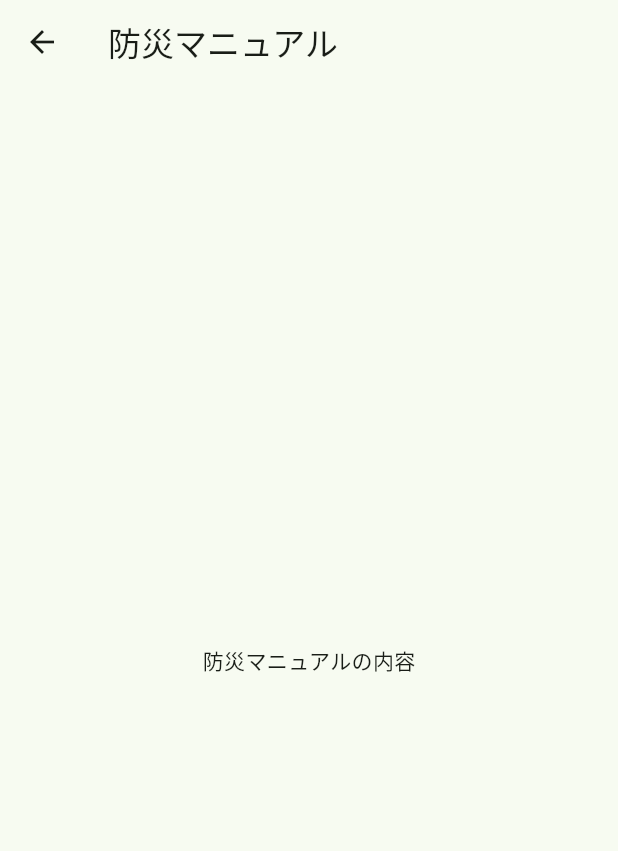
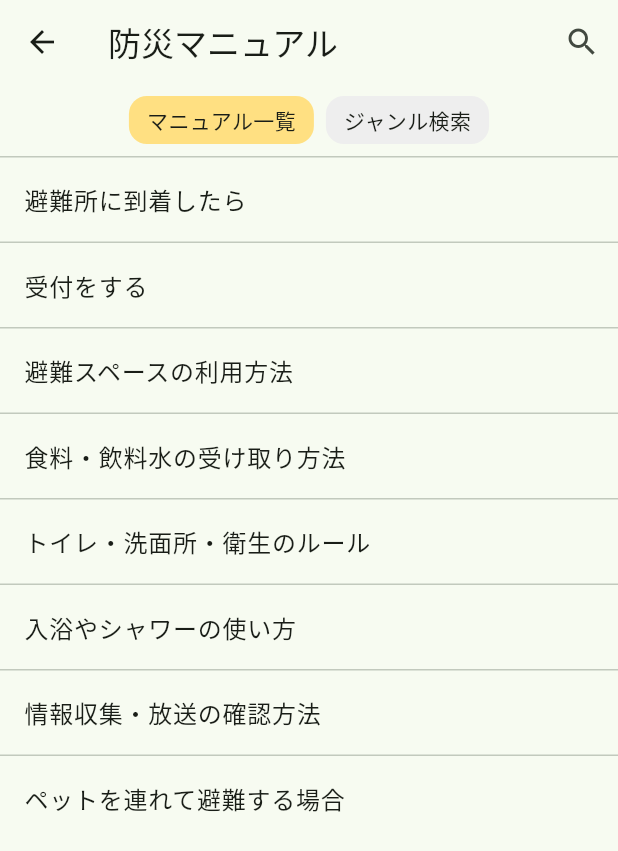
Before and after one commit to chisato410/my_web_app, a Flutter app: the ManualPage screen opened directly, on a phone screen of 412 x 824 dp. Shown: the top 851 px of the screen. Run offline on Flutter 3.47's test engine with Material 3 defaults, Android fonts, the phone set to English and light mode, and no system bars; our stand-ins replace firebase_auth, firebase_core, shared_preferences, supabase_flutter; accounts and stored records are empty.

Commit message:
自己コミット

```diff
--- a/lib/main.dart
+++ b/lib/main.dart
@@ -6,10 +6,11 @@ import 'firebase_options.dart';
 
 // ページ
 import 'pages/auth/login_page.dart';
-import 'pages/home/home_page.dart'; // ← HomePageもインポート
+import 'pages/home/home_page.dart';
 import 'pages/disaster/quiz/quiz_page.dart';
 import 'pages/disaster/bichiku/bichiku_page.dart';
 import 'pages/news/news_list_page.dart';
+import 'pages/disaster/manuals/manual_list_page.dart';
 
 Future<void> main() async {
   WidgetsFlutterBinding.ensureInitialized();
@@ -44,6 +45,7 @@ class MyApp extends StatelessWidget {
         '/quiz': (context) => const QuizPage(),
         '/bichiku': (context) => const BichikuPage(),
         '/news-list': (context) => const NewsListPage(),
+        '/manual': (context) => const ManualPage(),
       },
     );
   }
--- a/lib/pages/disaster/manuals/manual_list_page.dart
+++ b/lib/pages/disaster/manuals/manual_list_page.dart
@@ -1,13 +1,95 @@
 import 'package:flutter/material.dart';
+import 'manual_detail_page.dart';
 
 class ManualPage extends StatelessWidget {
   const ManualPage({super.key});
 
   @override
   Widget build(BuildContext context) {
+    final manuals = [
+      "避難所に到着したら",
+      "受付をする",
+      "避難スペースの利用方法",
+      "食料・飲料水の受け取り方法",
+      "トイレ・洗面所・衛生のルール",
+      "入浴やシャワーの使い方",
+      "情報収集・放送の確認方法",
+      "ペットを連れて避難する場合",
+    ];
+
     return Scaffold(
-      appBar: AppBar(title: const Text("防災マニュアル")),
-      body: const Center(child: Text("防災マニュアルの内容")),
+      appBar: AppBar(
+        title: const Text("防災マニュアル"),
+        actions: [
+          IconButton(
+            icon: const Icon(Icons.search),
+            onPressed: () {
+              // TODO: 検索画面へ遷移
+            },
+          ),
+        ],
+      ),
+      body: Column(
+        children: [
+          Padding(
+            padding: const EdgeInsets.all(8.0),
+            child: Row(
+              mainAxisAlignment: MainAxisAlignment.center,
+              children: [
+                Container(
+                  padding: const EdgeInsets.symmetric(
+                    vertical: 6,
+                    horizontal: 12,
+                  ),
+                  decoration: BoxDecoration(
+                    color: Colors.amber[200],
+                    borderRadius: BorderRadius.circular(12),
+                  ),
+                  child: const Text("マニュアル一覧"),
+                ),
+                const SizedBox(width: 8),
+                GestureDetector(
+                  onTap: () {
+                    // TODO: ジャンル切替画面へ遷移
+                  },
+                  child: Container(
+                    padding: const EdgeInsets.symmetric(
+                      vertical: 6,
+                      horizontal: 12,
+                    ),
+                    decoration: BoxDecoration(
+                      color: Colors.grey[200],
+                      borderRadius: BorderRadius.circular(12),
+                    ),
+                    child: const Text("ジャンル検索"),
+                  ),
+                ),
+              ],
+            ),
+          ),
+          const Divider(height: 1),
+          Expanded(
+            child: ListView.separated(
+              itemCount: manuals.length,
+              separatorBuilder: (_, __) => const Divider(height: 1),
+              itemBuilder: (context, index) {
+                return ListTile(
+                  title: Text(manuals[index]),
+                  onTap: () {
+                    // 🔽 ここで詳細画面へ
+                    Navigator.push(
+                      context,
+                      MaterialPageRoute(
+                        builder: (_) => ManualDetailPage(title: manuals[index]),
+                      ),
+                    );
+                  },
+                );
+              },
+            ),
+          ),
+        ],
+      ),
     );
   }
 }
--- a/lib/pages/home/home_page.dart
+++ b/lib/pages/home/home_page.dart
@@ -182,7 +182,7 @@ class _HomeContent extends StatelessWidget {
                 ),
                 FunctionCard(
                   imagePath: "assets/images/card3.png",
-                  onTap: () => Navigator.pushNamed(context, '/ranking'),
+                  onTap: () => Navigator.pushNamed(context, '/manual'),
                 ),
                 FunctionCard(
                   imagePath: "assets/images/card4.png",
```
Also changed, not shown: lib/pages/disaster/manuals/manual_detail_page.dart (+91 -0 lines), lib/pages/disaster/manuals/manual_toc_page.dart (added, +34 -0 lines), lib/pages/home/home_content.dart (deleted, +0 -223 lines).
